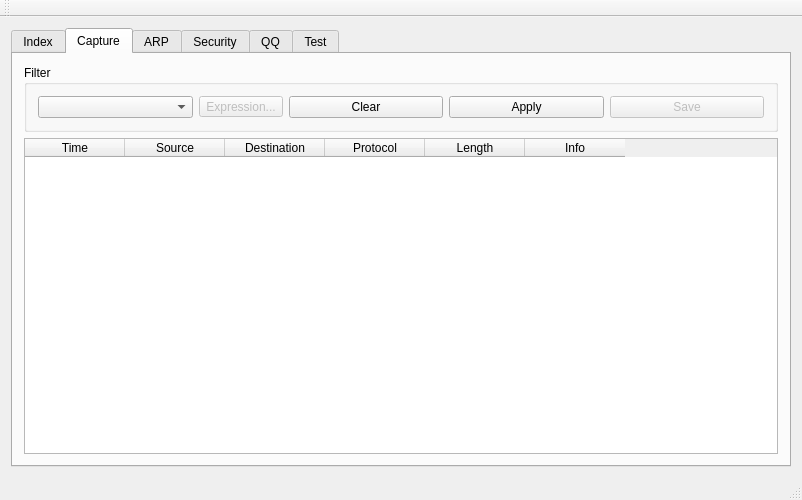
This is src/mainwindow.ui in baidut/QSniffer as Qt 5 draws it before an edit. The edited form follows.
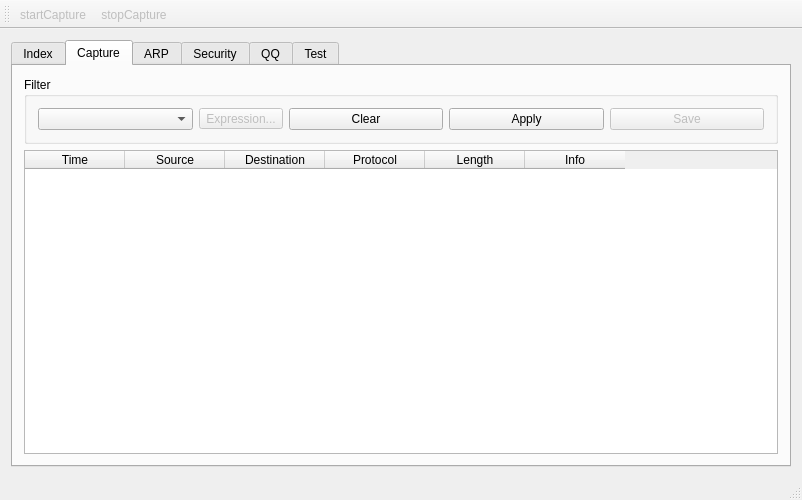
This is the edited form. The open tabs and pages were chosen to show the change.

Diff of the .ui file:
```diff
--- a/src/mainwindow.ui
+++ b/src/mainwindow.ui
@@ -425,8 +425,29 @@
    <attribute name="toolBarBreak">
     <bool>false</bool>
    </attribute>
+   <addaction name="actionStartCapture"/>
+   <addaction name="actionStopCapture"/>
   </widget>
   <widget class="QStatusBar" name="statusBar"/>
+  <action name="actionStartCapture">
+   <property name="enabled">
+    <bool>false</bool>
+   </property>
+   <property name="text">
+    <string>startCapture</string>
+   </property>
+   <property name="toolTip">
+    <string>开始采集</string>
+   </property>
+  </action>
+  <action name="actionStopCapture">
+   <property name="enabled">
+    <bool>false</bool>
+   </property>
+   <property name="text">
+    <string>stopCapture</string>
+   </property>
+  </action>
  </widget>
  <layoutdefault spacing="6" margin="11"/>
  <resources/>
```
Left out of the diff: 2 changed lines with no effect on the pictures.
